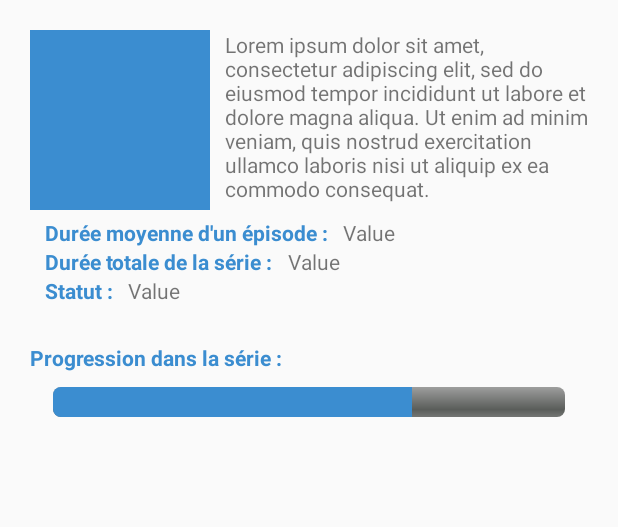
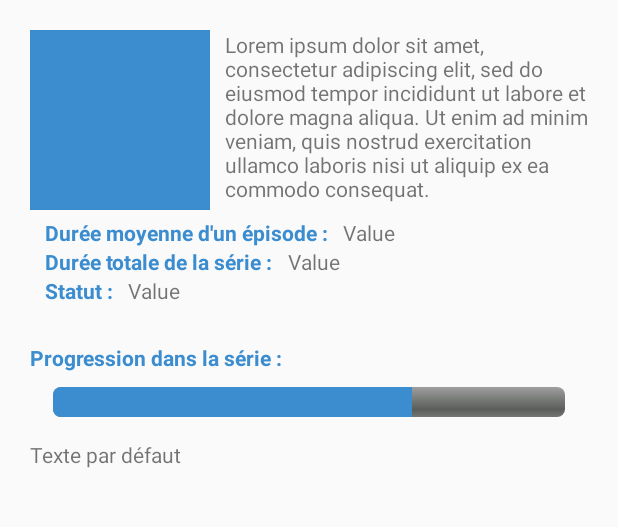
Before and after one commit to Ennaxore/L3_project_betaseriesApp, an Android app: the FicheSerieActivity screen opened directly, with no data from a screen before it, on a phone screen of 412 x 824 dp, the part 175-702 px from its top. Run offline under Robolectric (Android 15) with nearby library versions, the phone set to English and light mode, and no system bars; plain views replace JustifyTextView; 1 statement that could not run was skipped.

```diff
--- a/app/build.gradle
+++ b/app/build.gradle
@@ -31,7 +31,7 @@ dependencies {
 
     // utiliser retrofit
     implementation 'com.squareup.retrofit2:retrofit:2.5.0'
-    implementation 'com.squareup.retrofit2:converter-gson:2.5.0'
+    implementation 'com.squareup.retrofit2:converter-gson'
 
     // utiliser gson
     implementation 'com.google.code.gson:gson:2.8.5'
--- a/app/src/main/java/com/projet/roxanne_thomas/betaserie/BetaseriesCall.java
+++ b/app/src/main/java/com/projet/roxanne_thomas/betaserie/BetaseriesCall.java
@@ -10,4 +10,6 @@ public interface BetaseriesCall
             "X-BetaSeries-Version: 3.0",
             "X-BetaSeries-Key: dae7ecdb03b9"
     })
+    @GET("/shows/genres")
+    Call<Genres> showGender();
 }
--- a/app/src/main/java/com/projet/roxanne_thomas/betaserie/FicheSerieActivity.java
+++ b/app/src/main/java/com/projet/roxanne_thomas/betaserie/FicheSerieActivity.java
@@ -1,14 +1,52 @@
 package com.projet.roxanne_thomas.betaserie;
 
+import android.os.AsyncTask;
 import android.os.Bundle;
 import android.support.v7.app.AppCompatActivity;
+import android.widget.TextView;
+import java.io.IOException;
+
+import retrofit2.Retrofit;
+import retrofit2.converter.gson.GsonConverterFactory;
 
 public class FicheSerieActivity  extends AppCompatActivity
 {
+    TextView tvTest;
+    Genres genres;
+
     @Override
     protected void onCreate(Bundle savedInstanceState)
     {
         super.onCreate(savedInstanceState);
         setContentView(R.layout.fiche_serie_activity);
+
+        tvTest = findViewById(R.id.test);
+        callWebservice();
+    }
+
+    public void callWebservice()
+    {
+        new AsyncTask<Void,Void,Genres>()
+        {
+            @Override
+            protected Genres doInBackground(Void... voids)
+            {
+                // Création d'un objet rétrofit
+                Retrofit retrofit = new Retrofit.Builder()
+                        .baseUrl("https://api.betaseries.com")
+                        .addConverterFactory(GsonConverterFactory.create())
+                        .build();
+                BetaseriesCall service = retrofit.create(BetaseriesCall.class);
+                try
+                {
+                    genres = service.showGender().execute().body();
+                }
+                catch(IOException e)
+                {
+                    e.printStackTrace();
+                }
+                return genres;
+            }
+        }
     }
 }
--- a/app/src/main/res/layout/fiche_serie_activity.xml
+++ b/app/src/main/res/layout/fiche_serie_activity.xml
@@ -30,6 +30,7 @@
             android:textColor="@color/white"/>
     </RelativeLayout>
 
+    <!-- Main content -->
     <RelativeLayout
         android:layout_width="match_parent"
         android:layout_height="match_parent"
@@ -125,5 +126,12 @@
             style="@android:style/Widget.ProgressBar.Horizontal"
             android:progress="70"
             android:progressTint="@color/mainColor1"/>
+        <TextView
+            android:id="@+id/test"
+            android:layout_below="@id/progress_horizontal"
+            android:layout_marginTop="15dp"
+            android:layout_width="wrap_content"
+            android:layout_height="wrap_content"
+            android:text="Texte par défaut"/>
     </RelativeLayout>
 </RelativeLayout>
```
Also changed, not shown: app/src/main/java/com/projet/roxanne_thomas/betaserie/Genres.java (+45 -1 lines).
